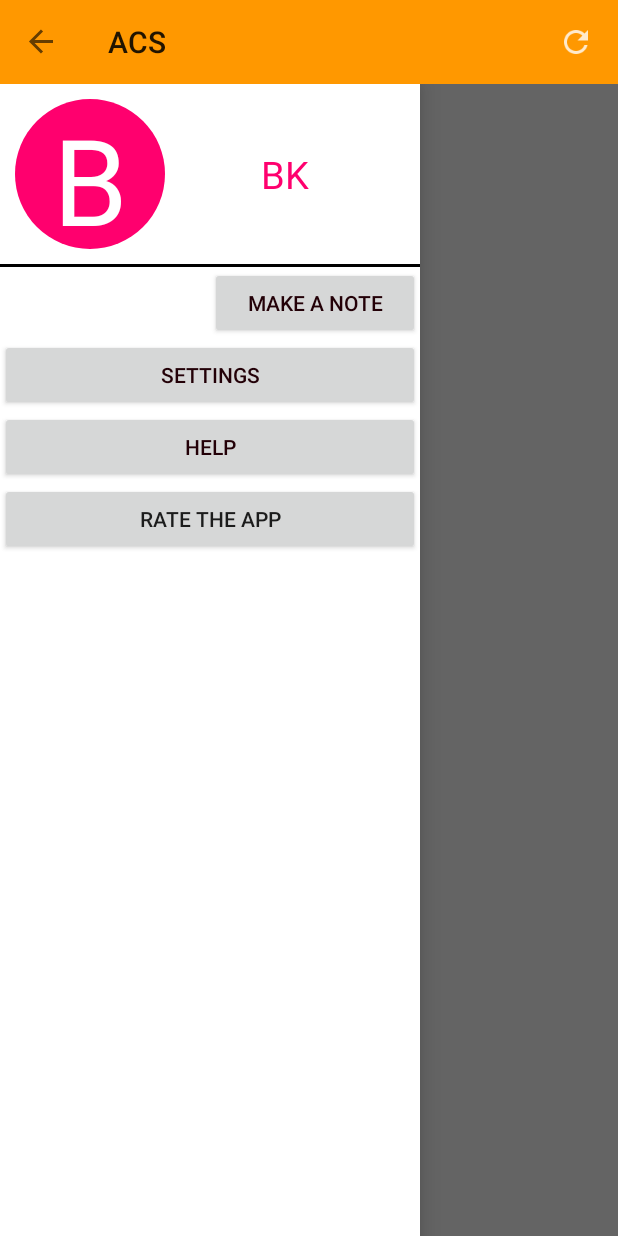
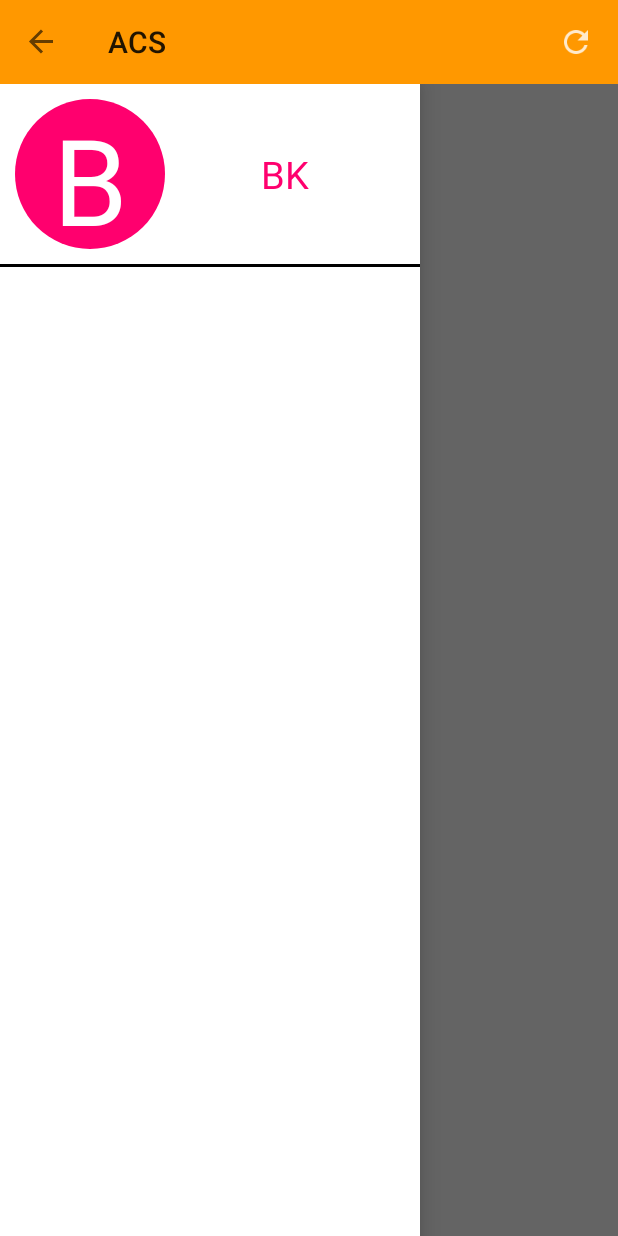
Before and after one commit to bharath-koteswarao/ACS, an Android app: the screen it shows after launch (MainActivity), with the side drawer open, on a phone screen of 412 x 824 dp. Run offline under Robolectric (Android 15) with nearby library versions, the phone set to English and light mode, and no system bars.

Commit message:
removed icons to  NavBar

```diff
--- a/app/src/main/res/layout/fragment_navigation_drawer.xml
+++ b/app/src/main/res/layout/fragment_navigation_drawer.xml
@@ -42,56 +42,4 @@
         android:layout_width="match_parent"
         android:layout_height="2dp"
         android:background="@android:color/black" />
-
-    <LinearLayout
-        android:layout_width="match_parent"
-        android:layout_height="wrap_content"
-        android:orientation="horizontal">
-        <ImageView
-            android:layout_width="match_parent"
-            android:layout_height="match_parent"
-            android:layout_weight="1"/>
-        <Button
-            android:layout_width="match_parent"
-            android:layout_weight="1"
-            android:layout_height="match_parent"
-            android:text="MAKE A NOTE"
-            android:textAlignment="center"
-            android:textColor="@color/colorAccent" />
-    </LinearLayout>
-
-    <LinearLayout
-        android:layout_width="match_parent"
-        android:layout_height="wrap_content">
-
-        <Button
-            android:layout_width="match_parent"
-            android:layout_height="match_parent"
-            android:gravity="center"
-            android:padding="10dp"
-            android:text="SETTINGS"
-            android:textColor="@color/colorAccent" />
-    </LinearLayout>
-
-    <LinearLayout
-        android:layout_width="match_parent"
-        android:layout_height="wrap_content">
-
-        <Button
-            android:layout_width="match_parent"
-            android:layout_height="match_parent"
-            android:gravity="center"
-            android:padding="10dp"
-            android:text="HELP"
-            android:textColor="@color/colorAccent" />
-    </LinearLayout>
-    <LinearLayout
-        android:layout_width="match_parent"
-        android:layout_height="wrap_content">
-        <Button
-            android:layout_width="match_parent"
-            android:layout_height="match_parent"
-            android:text="RATE THE APP"
-            />
-    </LinearLayout>
 </LinearLayout>
```
